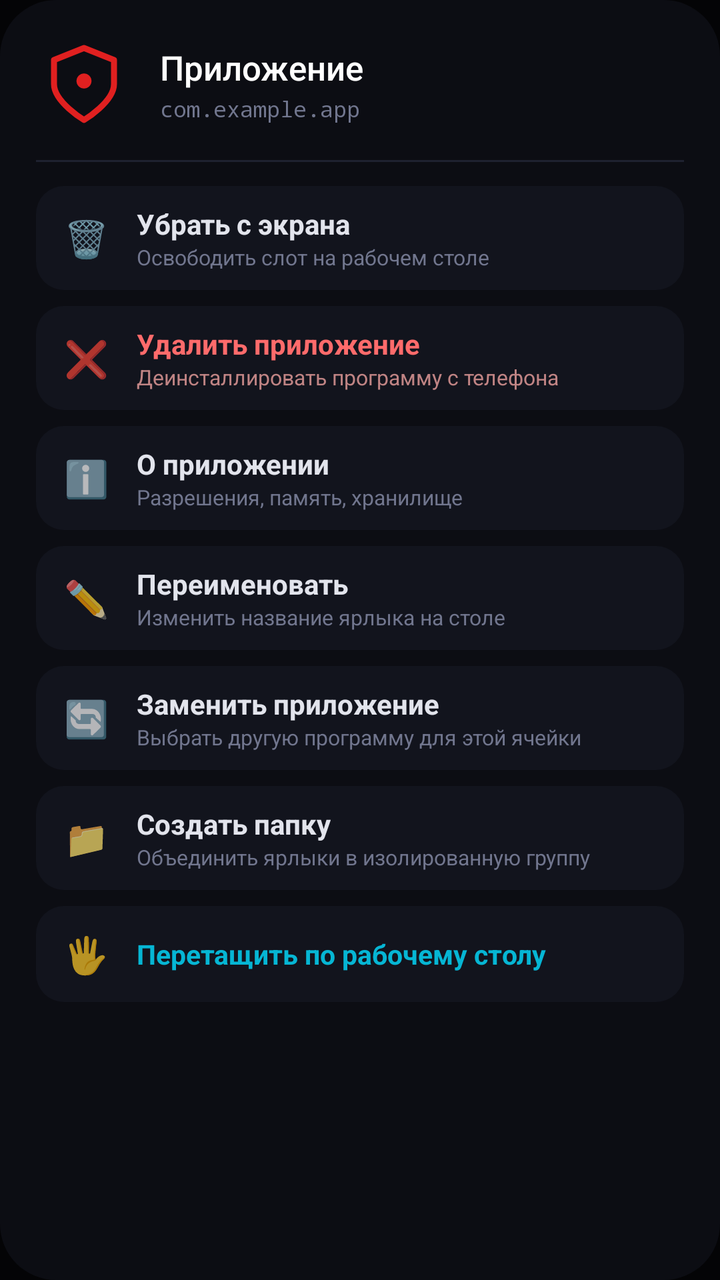
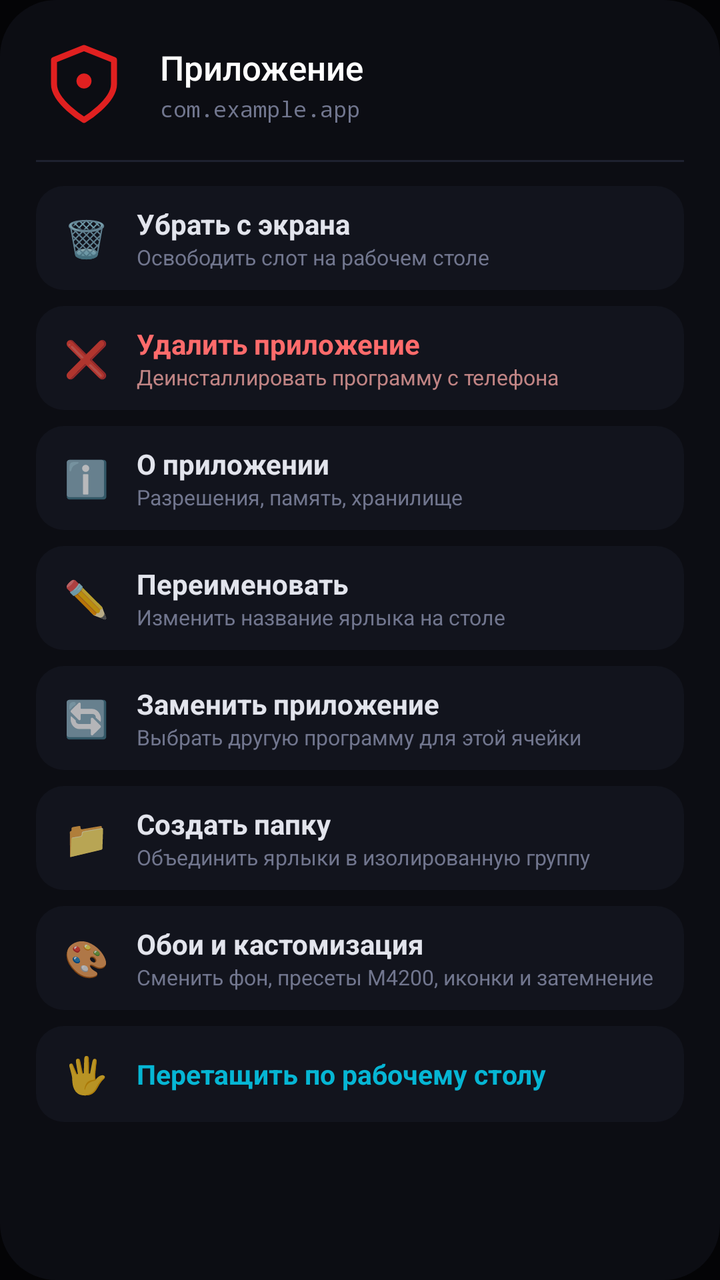

An Android layout rendered at two revisions. The XML below is the earlier revision; the diff shows what the commit changed to produce the second picture.
<!-- AndroidManifest.xml: application theme Theme.UVOS -->
<!-- res/layout/dialog_app_quick_actions.xml -->
<?xml version="1.0" encoding="utf-8"?>
<LinearLayout xmlns:android="http://schemas.android.com/apk/res/android"
    android:id="@+id/quick_actions_dialog_root"
    android:layout_width="match_parent"
    android:layout_height="wrap_content"
    android:orientation="vertical"
    android:background="@drawable/bg_dialog_card"
    android:padding="18dp">

    
    <LinearLayout
        android:layout_width="match_parent"
        android:layout_height="wrap_content"
        android:orientation="horizontal"
        android:gravity="center_vertical"
        android:paddingBottom="14dp">

        <ImageView
            android:id="@+id/dialog_app_icon"
            android:layout_width="48dp"
            android:layout_height="48dp"
            android:scaleType="fitCenter"
            android:src="@drawable/ic_sys_shield" />

        <LinearLayout
            android:layout_width="0dp"
            android:layout_height="wrap_content"
            android:layout_weight="1"
            android:orientation="vertical"
            android:paddingStart="14dp"
            android:paddingEnd="4dp">

            <TextView
                android:id="@+id/dialog_app_title"
                android:layout_width="wrap_content"
                android:layout_height="wrap_content"
                android:text="Приложение"
                android:textColor="#FFFFFF"
                android:textSize="17sp"
                android:fontFamily="sans-serif-medium" />

            <TextView
                android:id="@+id/dialog_app_subtitle"
                android:layout_width="wrap_content"
                android:layout_height="wrap_content"
                android:layout_marginTop="2dp"
                android:text="com.example.app"
                android:textColor="@color/uvos_text_dim"
                android:textSize="11sp"
                android:fontFamily="monospace"
                android:maxLines="1"
                android:ellipsize="middle" />
        </LinearLayout>
    </LinearLayout>

    <View
        android:layout_width="match_parent"
        android:layout_height="1dp"
        android:background="@color/uvos_divider"
        android:layout_marginBottom="12dp" />

    

    
    <LinearLayout
        android:id="@+id/action_remove_from_screen"
        android:layout_width="match_parent"
        android:layout_height="52dp"
        android:layout_marginBottom="8dp"
        android:background="@drawable/bg_quick_actions_item"
        android:orientation="horizontal"
        android:gravity="center_vertical"
        android:paddingStart="14dp"
        android:paddingEnd="14dp"
        android:clickable="true"
        android:focusable="true">

        <TextView
            android:layout_width="wrap_content"
            android:layout_height="wrap_content"
            android:text="🗑️"
            android:textSize="18sp" />

        <LinearLayout
            android:layout_width="0dp"
            android:layout_height="wrap_content"
            android:layout_weight="1"
            android:orientation="vertical"
            android:paddingStart="14dp">

            <TextView
                android:layout_width="wrap_content"
                android:layout_height="wrap_content"
                android:text="Убрать с экрана"
                android:textColor="@color/uvos_text"
                android:textSize="14sp"
                android:textStyle="bold" />

            <TextView
                android:layout_width="wrap_content"
                android:layout_height="wrap_content"
                android:text="Освободить слот на рабочем столе"
                android:textColor="@color/uvos_text_dim"
                android:textSize="10.5sp" />
        </LinearLayout>
    </LinearLayout>

    
    <LinearLayout
        android:id="@+id/action_uninstall_app"
        android:layout_width="match_parent"
        android:layout_height="52dp"
        android:layout_marginBottom="8dp"
        android:background="@drawable/bg_quick_actions_item"
        android:orientation="horizontal"
        android:gravity="center_vertical"
        android:paddingStart="14dp"
        android:paddingEnd="14dp"
        android:clickable="true"
        android:focusable="true">

        <TextView
            android:layout_width="wrap_content"
            android:layout_height="wrap_content"
            android:text="❌"
            android:textSize="18sp" />

        <LinearLayout
            android:layout_width="0dp"
            android:layout_height="wrap_content"
            android:layout_weight="1"
            android:orientation="vertical"
            android:paddingStart="14dp">

            <TextView
                android:layout_width="wrap_content"
                android:layout_height="wrap_content"
                android:text="Удалить приложение"
                android:textColor="#FF6B6B"
                android:textSize="14sp"
                android:textStyle="bold" />

            <TextView
                android:layout_width="wrap_content"
                android:layout_height="wrap_content"
                android:text="Деинсталлировать программу с телефона"
                android:textColor="#C08484"
                android:textSize="10.5sp" />
        </LinearLayout>
    </LinearLayout>

    
    <LinearLayout
        android:id="@+id/action_app_info"
        android:layout_width="match_parent"
        android:layout_height="52dp"
        android:layout_marginBottom="8dp"
        android:background="@drawable/bg_quick_actions_item"
        android:orientation="horizontal"
        android:gravity="center_vertical"
        android:paddingStart="14dp"
        android:paddingEnd="14dp"
        android:clickable="true"
        android:focusable="true">

        <TextView
            android:layout_width="wrap_content"
            android:layout_height="wrap_content"
            android:text="ℹ️"
            android:textSize="18sp" />

        <LinearLayout
            android:layout_width="0dp"
            android:layout_height="wrap_content"
            android:layout_weight="1"
            android:orientation="vertical"
            android:paddingStart="14dp">

            <TextView
                android:layout_width="wrap_content"
                android:layout_height="wrap_content"
                android:text="О приложении"
                android:textColor="@color/uvos_text"
                android:textSize="14sp"
                android:textStyle="bold" />

            <TextView
                android:layout_width="wrap_content"
                android:layout_height="wrap_content"
                android:text="Разрешения, память, хранилище"
                android:textColor="@color/uvos_text_dim"
                android:textSize="10.5sp" />
        </LinearLayout>
    </LinearLayout>

    
    <LinearLayout
        android:id="@+id/action_rename_slot"
        android:layout_width="match_parent"
        android:layout_height="52dp"
        android:layout_marginBottom="8dp"
        android:background="@drawable/bg_quick_actions_item"
        android:orientation="horizontal"
        android:gravity="center_vertical"
        android:paddingStart="14dp"
        android:paddingEnd="14dp"
        android:clickable="true"
        android:focusable="true">

        <TextView
            android:layout_width="wrap_content"
            android:layout_height="wrap_content"
            android:text="✏️"
            android:textSize="18sp" />

        <LinearLayout
            android:layout_width="0dp"
            android:layout_height="wrap_content"
            android:layout_weight="1"
            android:orientation="vertical"
            android:paddingStart="14dp">

            <TextView
                android:layout_width="wrap_content"
                android:layout_height="wrap_content"
                android:text="Переименовать"
                android:textColor="@color/uvos_text"
                android:textSize="14sp"
                android:textStyle="bold" />

            <TextView
                android:layout_width="wrap_content"
                android:layout_height="wrap_content"
                android:text="Изменить название ярлыка на столе"
                android:textColor="@color/uvos_text_dim"
                android:textSize="10.5sp" />
        </LinearLayout>
    </LinearLayout>

    
    <LinearLayout
        android:id="@+id/action_replace_app"
        android:layout_width="match_parent"
        android:layout_height="52dp"
        android:layout_marginBottom="8dp"
        android:background="@drawable/bg_quick_actions_item"
        android:orientation="horizontal"
        android:gravity="center_vertical"
        android:paddingStart="14dp"
        android:paddingEnd="14dp"
        android:clickable="true"
        android:focusable="true">

        <TextView
            android:layout_width="wrap_content"
            android:layout_height="wrap_content"
            android:text="🔄"
            android:textSize="18sp" />

        <LinearLayout
            android:layout_width="0dp"
            android:layout_height="wrap_content"
            android:layout_weight="1"
            android:orientation="vertical"
            android:paddingStart="14dp">

            <TextView
                android:layout_width="wrap_content"
                android:layout_height="wrap_content"
                android:text="Заменить приложение"
                android:textColor="@color/uvos_text"
                android:textSize="14sp"
                android:textStyle="bold" />

            <TextView
                android:layout_width="wrap_content"
                android:layout_height="wrap_content"
                android:text="Выбрать другую программу для этой ячейки"
                android:textColor="@color/uvos_text_dim"
                android:textSize="10.5sp" />
        </LinearLayout>
    </LinearLayout>

    
    <LinearLayout
        android:id="@+id/action_create_folder"
        android:layout_width="match_parent"
        android:layout_height="52dp"
        android:layout_marginBottom="8dp"
        android:background="@drawable/bg_quick_actions_item"
        android:orientation="horizontal"
        android:gravity="center_vertical"
        android:paddingStart="14dp"
        android:paddingEnd="14dp"
        android:clickable="true"
        android:focusable="true">

        <TextView
            android:layout_width="wrap_content"
            android:layout_height="wrap_content"
            android:text="📁"
            android:textSize="18sp" />

        <LinearLayout
            android:layout_width="0dp"
            android:layout_height="wrap_content"
            android:layout_weight="1"
            android:orientation="vertical"
            android:paddingStart="14dp">

            <TextView
                android:layout_width="wrap_content"
                android:layout_height="wrap_content"
                android:text="Создать папку"
                android:textColor="@color/uvos_text"
                android:textSize="14sp"
                android:textStyle="bold" />

            <TextView
                android:layout_width="wrap_content"
                android:layout_height="wrap_content"
                android:text="Объединить ярлыки в изолированную группу"
                android:textColor="@color/uvos_text_dim"
                android:textSize="10.5sp" />
        </LinearLayout>
    </LinearLayout>

    
    <LinearLayout
        android:id="@+id/action_start_drag"
        android:layout_width="match_parent"
        android:layout_height="48dp"
        android:background="@drawable/bg_quick_actions_item"
        android:orientation="horizontal"
        android:gravity="center_vertical"
        android:paddingStart="14dp"
        android:paddingEnd="14dp"
        android:clickable="true"
        android:focusable="true">

        <TextView
            android:layout_width="wrap_content"
            android:layout_height="wrap_content"
            android:text="🖐️"
            android:textSize="18sp" />

        <TextView
            android:layout_width="wrap_content"
            android:layout_height="wrap_content"
            android:layout_marginStart="14dp"
            android:text="Перетащить по рабочему столу"
            android:textColor="@color/uvos_cyan"
            android:textSize="13.5sp"
            android:textStyle="bold" />
    </LinearLayout>

</LinearLayout>
<!-- resources referenced by this layout -->
<resources>
  <color name="uvos_cyan">#06B6D4</color>
  <color name="uvos_divider">#1F2230</color>
  <color name="uvos_text">#E2E4EC</color>
  <color name="uvos_text_dim">#71768E</color>
  <!-- drawable bg_dialog_card (drawable) -->
  <?xml version="1.0" encoding="utf-8"?>
  <shape xmlns:android="http://schemas.android.com/apk/res/android"
      android:shape="rectangle">
      <solid android:color="@color/uvos_tile" />
      <corners android:radius="28dp" />
  </shape>
  <!-- drawable bg_quick_actions_item (drawable) -->
  <?xml version="1.0" encoding="utf-8"?>
  <selector xmlns:android="http://schemas.android.com/apk/res/android">
      <item android:state_pressed="true">
          <shape android:shape="rectangle">
              <solid android:color="#202434" />
              <corners android:radius="14dp" />
          </shape>
      </item>
      <item>
          <shape android:shape="rectangle">
              <solid android:color="#12141D" />
              <corners android:radius="14dp" />
          </shape>
      </item>
  </selector>
  <!-- drawable ic_sys_shield (drawable) -->
  <vector xmlns:android="http://schemas.android.com/apk/res/android"
      android:width="28dp"
      android:height="28dp"
      android:viewportWidth="32"
      android:viewportHeight="32">
      
      <path
          android:pathData="M16,4l10,4v8c0,6 -10,12 -10,12S6,22 6,16V8z"
          android:strokeWidth="2"
          android:strokeColor="#E02020"
          android:strokeLineJoin="round" />
      <path
          android:pathData="M16,15m-2.5,0a2.5,2.5 0 1,1 5,0a2.5,2.5 0 1,1 -5,0"
          android:fillColor="#E02020" />
  </vector>
  <style name="Theme.UVOS" parent="android:Theme.Material.NoActionBar">
          <item name="android:windowBackground">@color/uvos_background</item>
          <item name="android:statusBarColor">@color/uvos_background</item>
          <item name="android:navigationBarColor">@color/uvos_background</item>
      </style>
  <color name="uvos_tile">#0C0D13</color>
  <color name="uvos_background">#040406</color>
</resources>

<!-- the commit's change to res/layout/dialog_app_quick_actions.xml (unified diff, before → after) -->
@@ -327,6 +327,50 @@
 
     
     <LinearLayout
+        android:id="@+id/action_wallpaper_customization"
+        android:layout_width="match_parent"
+        android:layout_height="52dp"
+        android:layout_marginBottom="8dp"
+        android:background="@drawable/bg_quick_actions_item"
+        android:orientation="horizontal"
+        android:gravity="center_vertical"
+        android:paddingStart="14dp"
+        android:paddingEnd="14dp"
+        android:clickable="true"
+        android:focusable="true">
+
+        <TextView
+            android:layout_width="wrap_content"
+            android:layout_height="wrap_content"
+            android:text="🎨"
+            android:textSize="18sp" />
+
+        <LinearLayout
+            android:layout_width="0dp"
+            android:layout_height="wrap_content"
+            android:layout_weight="1"
+            android:orientation="vertical"
+            android:paddingStart="14dp">
+
+            <TextView
+                android:layout_width="wrap_content"
+                android:layout_height="wrap_content"
+                android:text="Обои и кастомизация"
+                android:textColor="@color/uvos_text"
+                android:textSize="14sp"
+                android:textStyle="bold" />
+
+            <TextView
+                android:layout_width="wrap_content"
+                android:layout_height="wrap_content"
+                android:text="Сменить фон, пресеты M4200, иконки и затемнение"
+                android:textColor="@color/uvos_text_dim"
+                android:textSize="10.5sp" />
+        </LinearLayout>
+    </LinearLayout>
+
+    
+    <LinearLayout
         android:id="@+id/action_start_drag"
         android:layout_width="match_parent"
         android:layout_height="48dp"
